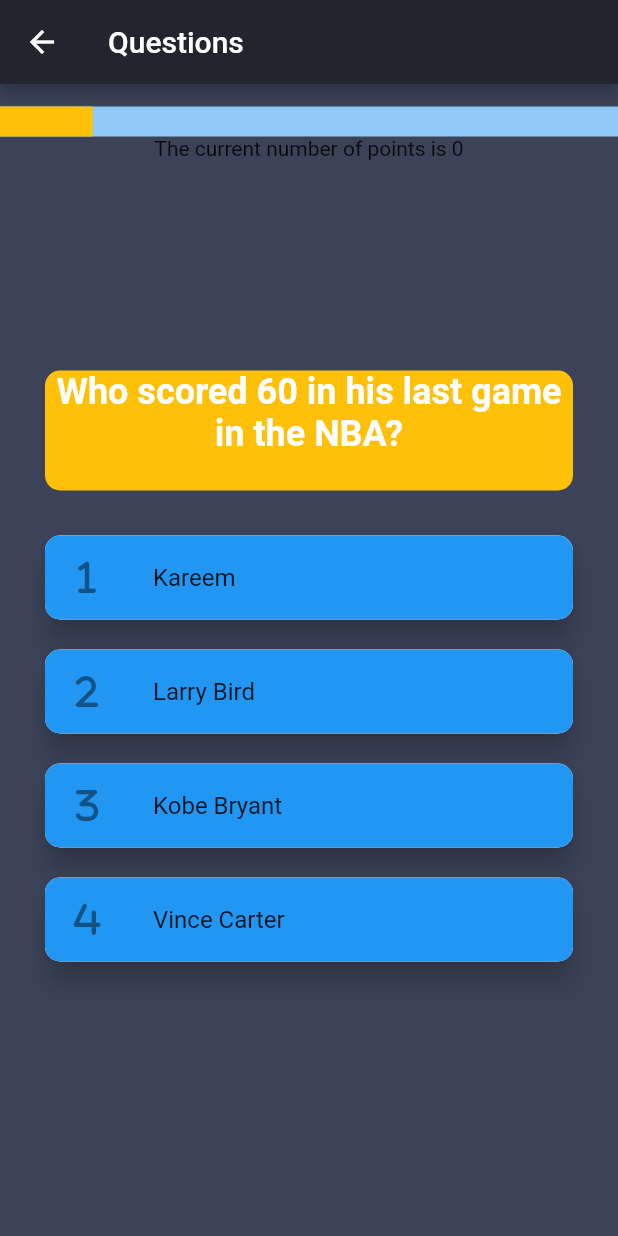
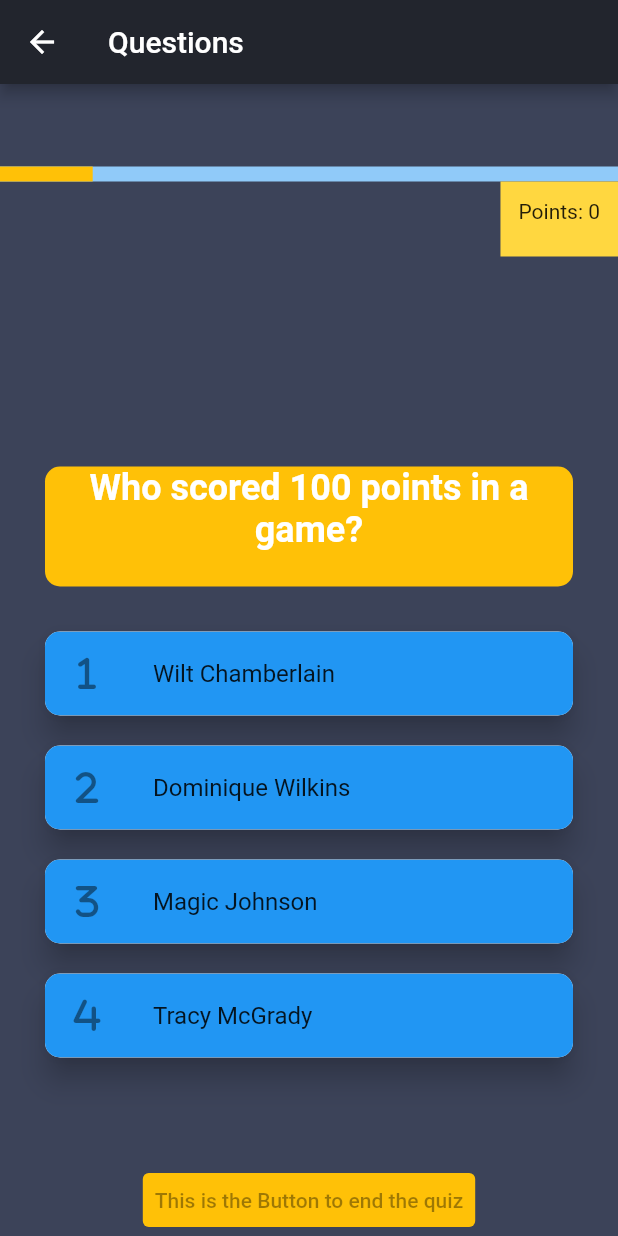
Before and after one commit to soulandbone/trivia_app, a Flutter app: the QuestionsScreen screen opened by its route, on a phone screen of 412 x 824 dp. Run offline on Flutter 3.47's test engine with Material 2 defaults, Android fonts, the phone set to English and light mode, and no system bars; our stand-ins replace flutter_riverpod, font_awesome_flutter, gap.

Commit message:
Now the quiz Widget receives an index on the constructor, this is to build the corresponding question

```diff
--- a/lib/screens/questions_screen.dart
+++ b/lib/screens/questions_screen.dart
@@ -36,7 +36,7 @@ class QuestionsScreen extends StatelessWidget {
       appBar: AppBar(
         title: const Text('Questions'),
       ),
-      body: Quiz(questionsAnswers: questionsAnswers),
+      body: Quiz(questionIndex: 0, questionsAnswers: questionsAnswers),
     );
   }
 }
--- a/lib/widgets/composed_widgets/quiz.dart
+++ b/lib/widgets/composed_widgets/quiz.dart
@@ -3,41 +3,58 @@ import 'package:flutter_riverpod/flutter_riverpod.dart';
 import 'package:gap/gap.dart';
 import 'package:trivia_app/providers/riverpod.dart';
 import 'package:trivia_app/widgets/current_points.dart';
+
 import '../quiz_progress.dart';
-
 import '../answers.dart';
 import '../question.dart';
 
 class Quiz extends ConsumerWidget {
+  // has to be updated to be a ConsumerStatefulWidget
   final List<Map<String, dynamic>> questionsAnswers;
+  final int questionIndex;
 
-  Quiz({required this.questionsAnswers, super.key});
+  Quiz(
+      {required this.questionsAnswers,
+      required this.questionIndex,
+      super.key}); // change it so that its not needed in the constructor
 
   @override
   Widget build(BuildContext context, WidgetRef ref) {
     final quiz = ref.watch(quizProvider);
 
     return Column(mainAxisAlignment: MainAxisAlignment.center, children: [
+      const Gap(40),
       const QuizzProgress(),
-      const CurrentPoints(),
+      const Align(
+        alignment: Alignment.centerRight,
+        child: CurrentPoints(),
+      ),
       const Gap(120),
-      Center(child: Question(question: '${questionsAnswers[1]['question']}')),
+      Center(
+          child: Question(
+              question: '${questionsAnswers[questionIndex]['question']}')),
       Expanded(
         child: ListView.builder(
-          itemCount: questionsAnswers[0]['options']
+          itemCount: questionsAnswers[questionIndex]['options']
               .length, // Need to see how to cycle through all the Questions with every new Screen. Needs to be dynamic
           itemBuilder: (context, index) {
             return Center(
                 child: Answers(
               number: index,
-              optionText: '${questionsAnswers[1]['options']['${index + 1}']}',
+              optionText:
+                  '${questionsAnswers[questionIndex]['options']['${index + 1}']}',
               answer: questionsAnswers[1]['answer'],
               enabled: quiz
                   .questionsEnabled, // The '0' needs to be dynamic for every new page of trivia
             ));
           },
         ),
-      )
+      ),
+      const TextButton(
+          style: ButtonStyle(
+              backgroundColor: MaterialStatePropertyAll(Colors.amber)),
+          onPressed: null,
+          child: Text('This is the Button to end the quiz'))
     ]);
   }
 }
--- a/lib/widgets/current_points.dart
+++ b/lib/widgets/current_points.dart
@@ -10,7 +10,10 @@ class CurrentPoints extends ConsumerWidget {
     final quiz = ref.watch(quizProvider);
 
     return Container(
-      child: Text('The current number of points is ${quiz.currentPoints}'),
+      padding: const EdgeInsets.all(12),
+      height: 50,
+      decoration: const BoxDecoration(color: Colors.amberAccent),
+      child: Text('Points: ${quiz.currentPoints}'),
     );
   }
 }
--- a/lib/widgets/quiz_progress.dart
+++ b/lib/widgets/quiz_progress.dart
@@ -8,7 +8,7 @@ class QuizzProgress extends StatelessWidget {
     return Container(
       margin: const EdgeInsets.only(top: 15),
       child: const LinearProgressIndicator(
-        minHeight: 20,
+        minHeight: 10,
         color: Colors.amber,
         value: 0.15,
       ),
```
